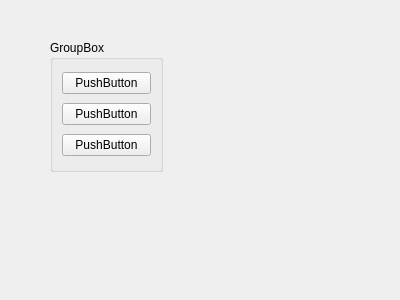
Before: the Qt Designer form PyQt_Examples/MultiComponentWidget.ui in ZhuangLab/storm-control, drawn with Qt 5.
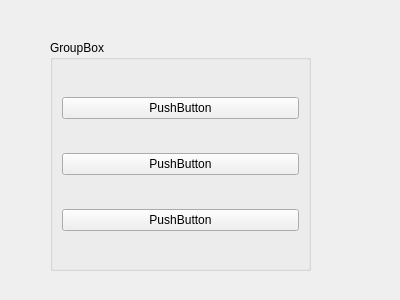
After: the same form once the commit is applied.

Commit message: Minor changes to PyQt_Examples

The edit to the form file:
```diff
--- a/PyQt_Examples/MultiComponentWidget.ui
+++ b/PyQt_Examples/MultiComponentWidget.ui
@@ -18,11 +18,17 @@
     <rect>
      <x>50</x>
      <y>40</y>
-     <width>113</width>
-     <height>132</height>
+     <width>261</width>
+     <height>231</height>
     </rect>
    </property>
    <layout class="QVBoxLayout" name="verticalLayout">
+    <property name="spacing">
+     <number>0</number>
+    </property>
+    <property name="margin">
+     <number>0</number>
+    </property>
     <item>
      <widget class="QGroupBox" name="groupBox">
       <property name="title">
```
The commit also changes 1 other file.
